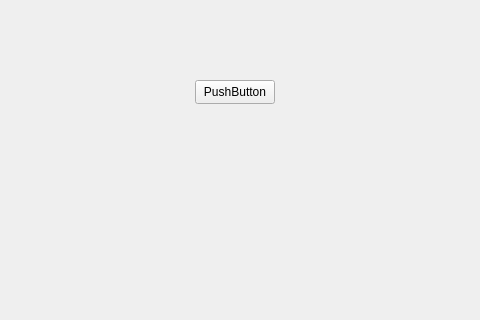
Above: mainwindow.ui from ccivetta/Canvas before the change; both pictures show x 185 to 665 and y 0 to 320 of the 800 by 756 pixel window. Below: the same form after it.
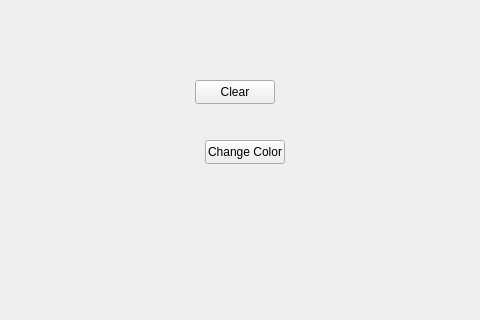
That is the form after the change. Custom widgets are drawn as their Qt base class.

Commit message: Added button to change color of pen

What changed in the file:
```diff
--- a/mainwindow.ui
+++ b/mainwindow.ui
@@ -27,7 +27,7 @@
      </rect>
     </property>
    </widget>
-   <widget class="QPushButton" name="colorBtn">
+   <widget class="QPushButton" name="clearBtn">
     <property name="geometry">
      <rect>
       <x>380</x>
@@ -37,7 +37,20 @@
      </rect>
     </property>
     <property name="text">
-     <string>PushButton</string>
+     <string>Clear</string>
+    </property>
+   </widget>
+   <widget class="QPushButton" name="colorBtn">
+    <property name="geometry">
+     <rect>
+      <x>390</x>
+      <y>140</y>
+      <width>80</width>
+      <height>24</height>
+     </rect>
+    </property>
+    <property name="text">
+     <string>Change Color</string>
     </property>
    </widget>
   </widget>
```
The commit also changes 2 other files.
